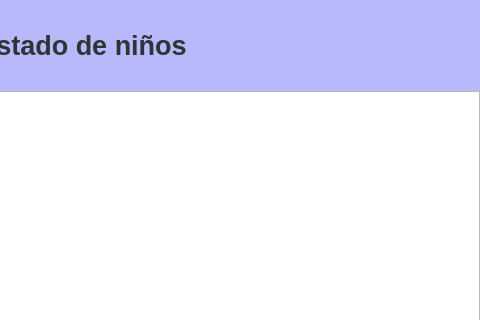
mmoraleso/RoboTEA, file interfaz/Listado.ui: the form before one commit; both pictures show x 346 to 826 and y 0 to 320 of the 826 by 794 pixel window.
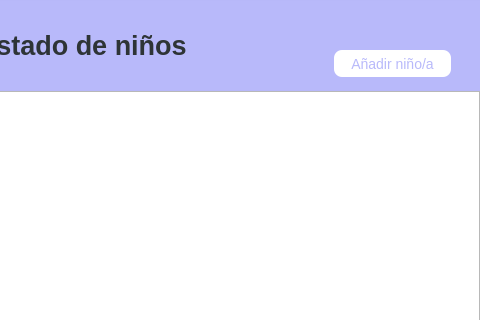
The form after the commit.

Diff of the .ui file:
```diff
--- a/interfaz/Listado.ui
+++ b/interfaz/Listado.ui
@@ -74,6 +74,35 @@
      <string>&lt;html&gt;&lt;head/&gt;&lt;body&gt;&lt;p align=&quot;center&quot;&gt;&lt;span style=&quot; color:#2e3436;&quot;&gt;Listado de niños&lt;/span&gt;&lt;/p&gt;&lt;/body&gt;&lt;/html&gt;</string>
     </property>
    </widget>
+   <widget class="QPushButton" name="addNino_Button">
+    <property name="geometry">
+     <rect>
+      <x>680</x>
+      <y>50</y>
+      <width>117</width>
+      <height>27</height>
+     </rect>
+    </property>
+    <property name="font">
+     <font>
+      <pointsize>-1</pointsize>
+     </font>
+    </property>
+    <property name="styleSheet">
+     <string notr="true">QPushButton {
+  background-color: rgb(255, 255, 255);
+  color: rgba(183, 184, 250, 252);
+  text-align: center;
+  font-size: 14px;
+  border-radius: 8px;
+}
+
+</string>
+    </property>
+    <property name="text">
+     <string>Añadir niño/a</string>
+    </property>
+   </widget>
   </widget>
   <widget class="QFrame" name="frame_2">
    <property name="geometry">
```
